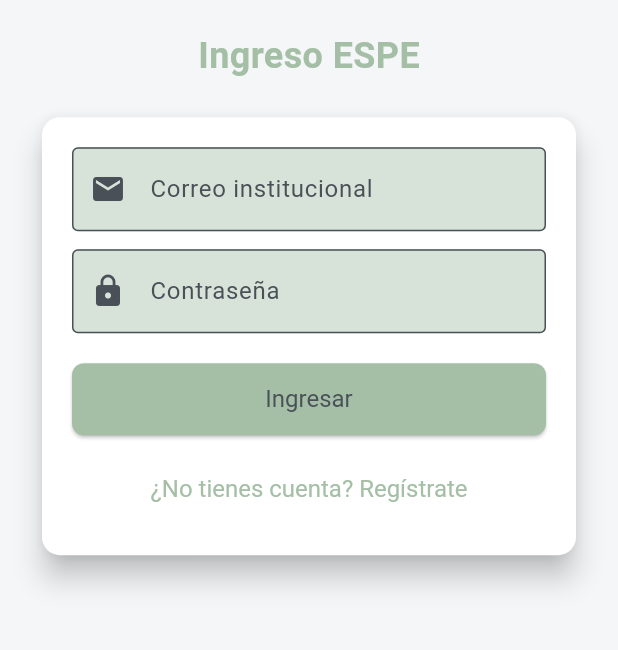
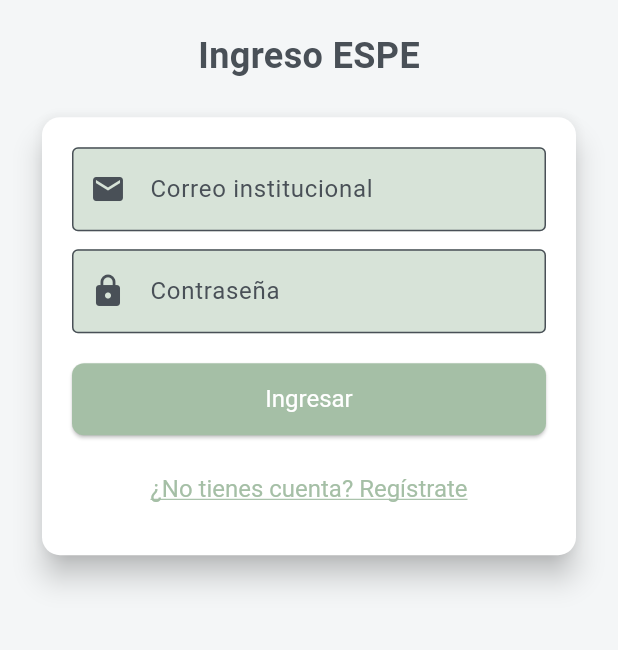
Before and after one commit to ShadowAlejo/parqueadero, a Flutter app: the screen it shows after launch, on a phone screen of 412 x 824 dp, the part 358-1008 px from its top. Run offline on Flutter 3.47's test engine with Material 3 defaults, Android fonts, the phone set to English and light mode, and no system bars; our stand-ins replace cloud_firestore, firebase_auth, firebase_core, google_fonts; accounts and stored records are empty.

Commit message:
Update login page UI to enhance theme support: Adjust button and text colors based on theme brightness, ensuring consistent usage of theme colors for improved aesthetics and user experience.

```diff
--- a/lib/views/login_page.dart
+++ b/lib/views/login_page.dart
@@ -2,6 +2,7 @@
 import 'package:google_fonts/google_fonts.dart';
 import '../controllers/auth_controller.dart';
 import '../models/usuario.dart';
+import '../theme.dart';
 
 class LoginPage extends StatefulWidget {
   @override
@@ -51,7 +52,7 @@
                 style: GoogleFonts.roboto(
                   fontSize: 24,
                   fontWeight: FontWeight.bold,
-                  color: Theme.of(context).colorScheme.primary,
+                  color: Theme.of(context).colorScheme.onSurface,
                 ),
               ),
               SizedBox(height: 20),
@@ -165,6 +166,11 @@
                           child: Text(isRegister ? 'Registrar' : 'Ingresar'),
                           style: ElevatedButton.styleFrom(
                             minimumSize: Size(double.infinity, 48),
+                            backgroundColor:
+                                Theme.of(context).brightness == Brightness.dark
+                                    ? AppColors.primary
+                                    : Theme.of(context).colorScheme.primary,
+                            foregroundColor: Colors.white,
                           ),
                         ),
                         SizedBox(height: 12),
@@ -176,7 +182,12 @@
                                 ? '¿Ya tienes cuenta? Inicia sesión'
                                 : '¿No tienes cuenta? Regístrate',
                             style: TextStyle(
-                                color: Theme.of(context).colorScheme.primary),
+                              color: Theme.of(context).brightness ==
+                                      Brightness.dark
+                                  ? AppColors.primary
+                                  : Theme.of(context).colorScheme.primary,
+                              decoration: TextDecoration.underline,
+                            ),
                           ),
                         )
                       ],
```
